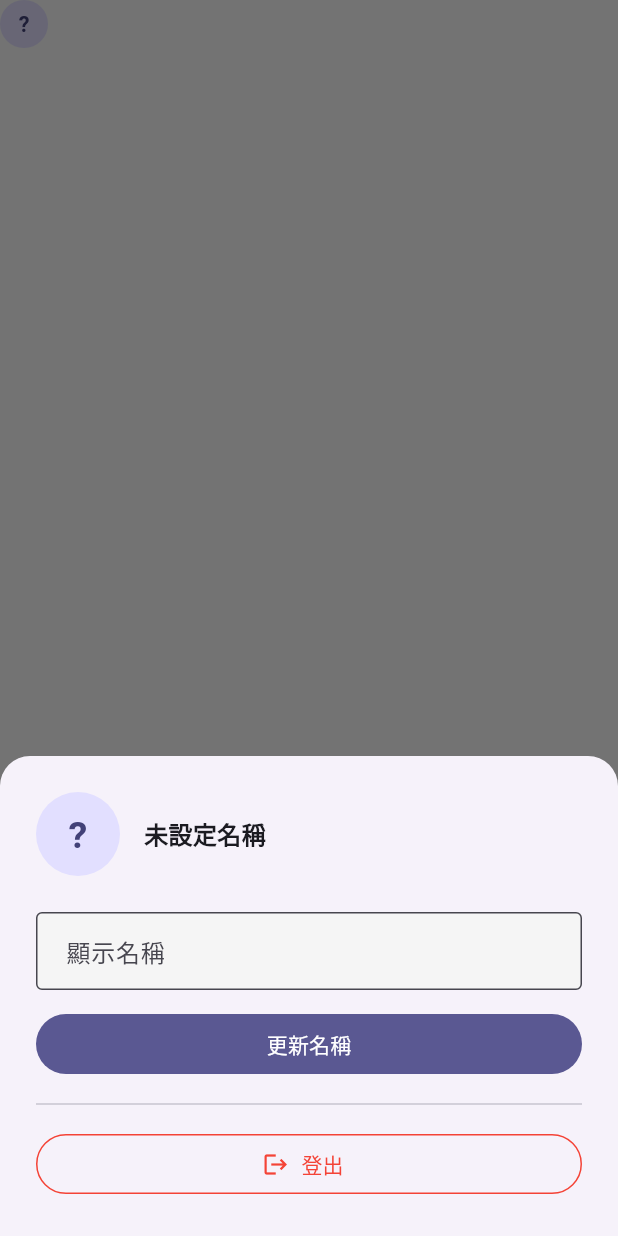
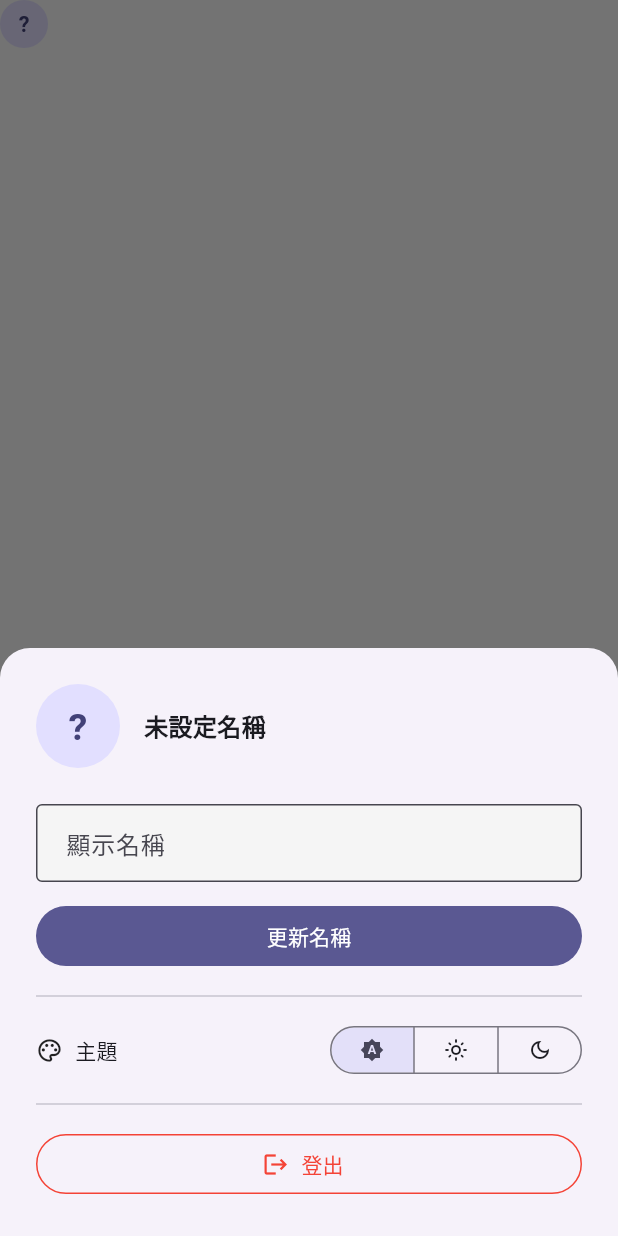
Before and after one commit to optyne/oidea, a Flutter app: the _UserAvatarButton widget shown alone on an empty page, opened directly, after a tap on an icon or button, on a phone screen of 412 x 824 dp. Run offline on Flutter 3.47's test engine with Material 3 defaults, Android fonts, the phone set to English and light mode, and no system bars; our stand-ins replace badges, dio, file_picker, flutter_markdown, flutter_riverpod, flutter_secure_storage and 5 more; missing offline and left inert: markdown; accounts and stored records are empty.

Commit message:
feat(theme): persistent light/dark/system mode toggle (#23)
AppTheme already had both light + dark ThemeData, and MaterialApp was wired
to ThemeMode.system — but there was no user-facing switch. At night or on
monitors that don't match the OS setting, users couldn't override.

This adds a three-way SegmentedButton (System / Light / Dark) in the
profile bottom sheet (opened via the avatar in the top bar) and persists
the choice to flutter_secure_storage (already a dependency, no new
package).

- core/theme/theme_mode_provider.dart: StateNotifier<ThemeMode> that
  loads from secure storage on construction, writes back on every change.
  Defaults to system before storage read completes; the first-boot
  flicker (≤1 frame after async load) is negligible.
- main.dart: MaterialApp.themeMode now watches themeModeProvider instead
  of hardcoded ThemeMode.system.
- workspace_switcher_bar.dart: new _ThemeModeRow (SegmentedButton with
  icons brightness_auto / light_mode_outlined / dark_mode_outlined) in the
  profile sheet, between the name-update block and the logout button.

Scope: pure frontend. No backend / schema / route changes. Minor
insertion in workspace_switcher_bar.dart is far from the bell-icon
insertion in open PR #22, should auto-merge.

Co-authored-by: Claude Opus 4.7 (1M context) <noreply@anthropic.com>

```diff
--- a/app/lib/main.dart
+++ b/app/lib/main.dart
@@ -1,6 +1,7 @@
 import 'package:flutter/material.dart';
 import 'package:flutter_riverpod/flutter_riverpod.dart';
 import 'core/theme/app_theme.dart';
+import 'core/theme/theme_mode_provider.dart';
 import 'core/router/app_router.dart';
 
 void main() {
@@ -14,13 +15,14 @@ class OideaApp extends ConsumerWidget {
   @override
   Widget build(BuildContext context, WidgetRef ref) {
     final router = ref.watch(routerProvider);
+    final themeMode = ref.watch(themeModeProvider);
 
     return MaterialApp.router(
       title: 'Oidea',
       debugShowCheckedModeBanner: false,
       theme: AppTheme.lightTheme,
       darkTheme: AppTheme.darkTheme,
-      themeMode: ThemeMode.system,
+      themeMode: themeMode,
       routerConfig: router,
     );
   }
--- a/app/lib/shared/pages/workspace_switcher_bar.dart
+++ b/app/lib/shared/pages/workspace_switcher_bar.dart
@@ -2,6 +2,7 @@ import 'package:dio/dio.dart';
 import 'package:flutter/material.dart';
 import 'package:flutter_riverpod/flutter_riverpod.dart';
 import '../../core/network/api_client.dart';
+import '../../core/theme/theme_mode_provider.dart';
 import '../../features/auth/providers/auth_provider.dart';
 import '../../features/workspace/providers/workspace_provider.dart';
 import '../../features/workspace/workspace_slug.dart';
@@ -254,6 +255,9 @@ class _UserAvatarButton extends ConsumerWidget {
               child: const Text('更新名稱'),
             ),
             const Divider(height: 32),
+            // Theme mode
+            const _ThemeModeRow(),
+            const Divider(height: 32),
             // Logout
             OutlinedButton.icon(
               style: OutlinedButton.styleFrom(
@@ -273,3 +277,47 @@ class _UserAvatarButton extends ConsumerWidget {
     ).then((_) => nameController.dispose());
   }
 }
+
+/// 主題模式切換（System / Light / Dark）—— 用 SegmentedButton 呈現，
+/// 即時寫回 themeModeProvider，MaterialApp 會自動跟著切換。
+class _ThemeModeRow extends ConsumerWidget {
+  const _ThemeModeRow();
+
+  @override
+  Widget build(BuildContext context, WidgetRef ref) {
+    final mode = ref.watch(themeModeProvider);
+    return Row(
+      children: [
+        const Icon(Icons.palette_outlined, size: 18),
+        const SizedBox(width: 8),
+        const Text('主題', style: TextStyle(fontWeight: FontWeight.w500)),
+        const Spacer(),
+        SegmentedButton<ThemeMode>(
+          segments: const [
+            ButtonSegment(
+              value: ThemeMode.system,
+              icon: Icon(Icons.brightness_auto, size: 16),
+              tooltip: '跟隨系統',
+            ),
+            ButtonSegment(
+              value: ThemeMode.light,
+              icon: Icon(Icons.light_mode_outlined, size: 16),
+              tooltip: '淺色',
+            ),
+            ButtonSegment(
+              value: ThemeMode.dark,
+              icon: Icon(Icons.dark_mode_outlined, size: 16),
+              tooltip: '深色',
+            ),
+          ],
+          selected: {mode},
+          showSelectedIcon: false,
+          onSelectionChanged: (sel) {
+            ref.read(themeModeProvider.notifier).setMode(sel.first);
+          },
+          style: const ButtonStyle(visualDensity: VisualDensity.compact),
+        ),
+      ],
+    );
+  }
+}
```
Also changed, not shown: app/lib/core/theme/theme_mode_provider.dart (added, +56 -0 lines).
